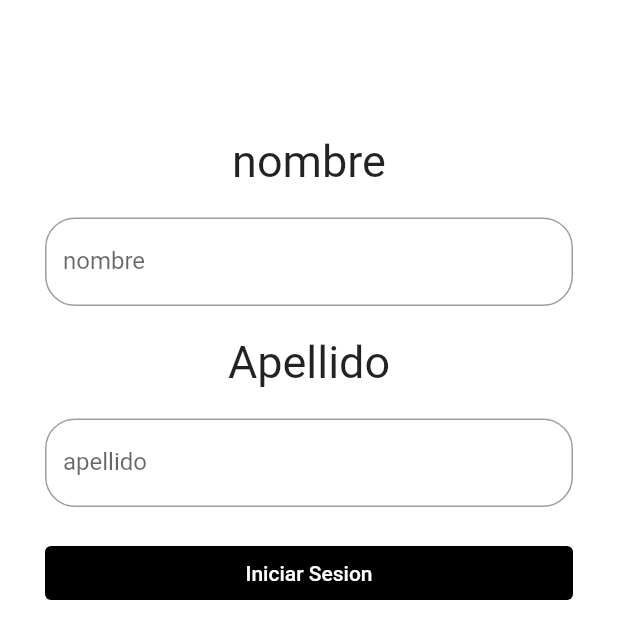
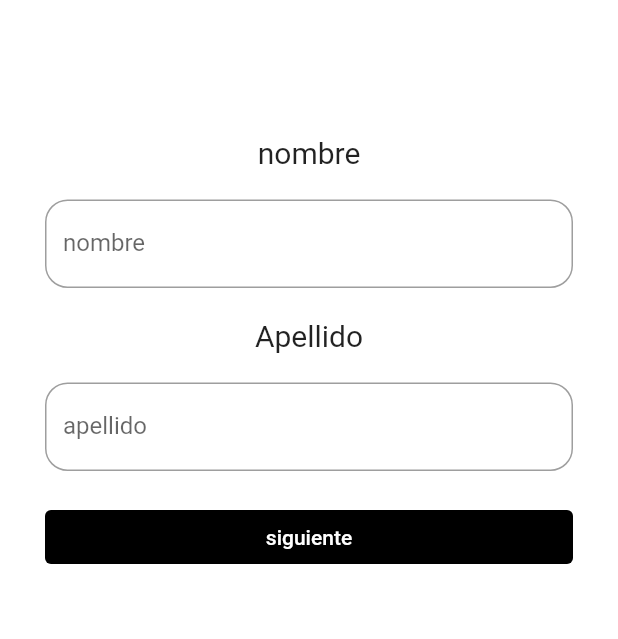
Before and after one commit to JereTorres/App_1, a Flutter app: the screen it shows after launch, after a tap on "Registrar", on a phone screen of 412 x 824 dp. Shown: the top 639 px of the screen. Run offline on Flutter 3.47's test engine with Material 2 defaults, Android fonts, the phone set to English and light mode, and no system bars.

Commit message:
pequeños cambios en el login

```diff
--- a/lib/src/Login.dart
+++ b/lib/src/Login.dart
@@ -10,7 +10,7 @@ class Login extends StatefulWidget {
 }
 
 class _LoginState extends State<Login> {
-  late String _nombre;
+  late String _username;
   late String _password;
   @override
   Widget build(BuildContext context) {
@@ -28,8 +28,8 @@ class _LoginState extends State<Login> {
                 child: Column(
                   children: [
                     Text(
-                      'Login',
-                      style: TextStyle(fontSize: 55.0),
+                      'Iniciar sesion',
+                      style: TextStyle(fontSize: 40.0),
                     ),
                     Divider(
                       color: Colors.transparent,
@@ -45,7 +45,7 @@ class _LoginState extends State<Login> {
                             borderRadius: BorderRadius.circular(20.0),
                           )),
                       onSubmitted: (valor) {
-                        _nombre = valor;
+                        _username = valor;
                       },
                     ),
                     Divider(
--- a/lib/src/Register.dart
+++ b/lib/src/Register.dart
@@ -25,7 +25,7 @@ class _LoginState extends State<Register> {
                 children: [
                   Text(
                     'nombre',
-                    style: TextStyle(fontSize: 30.0),
+                    style: TextStyle(fontSize: 20.0),
                   ),
                   Divider(
                     color: Colors.transparent,
@@ -38,7 +38,7 @@ class _LoginState extends State<Register> {
                         hintText: 'nombre',
                         labelText: 'nombre',
                         border: OutlineInputBorder(
-                          borderRadius: BorderRadius.circular(20.0),
+                          borderRadius: BorderRadius.circular(15.0),
                         )),
                     onSubmitted: (valor) {
                       _nombree = valor;
@@ -50,7 +50,7 @@ class _LoginState extends State<Register> {
                   ),
                   Text(
                     'Apellido',
-                    style: TextStyle(fontSize: 30.0),
+                    style: TextStyle(fontSize: 20.0),
                   ),
                   Divider(
                     color: Colors.transparent,
@@ -63,7 +63,7 @@ class _LoginState extends State<Register> {
                         hintText: 'apellido',
                         labelText: 'apellido',
                         border: OutlineInputBorder(
-                          borderRadius: BorderRadius.circular(20.0),
+                          borderRadius: BorderRadius.circular(15.0),
                         )),
                     onSubmitted: (valor) {
                       _apellido = valor;
@@ -81,7 +81,7 @@ class _LoginState extends State<Register> {
                         backgroundColor: Colors.black,
                       ),
                       onPressed: () {},
-                      child: Text('Iniciar Sesion'),
+                      child: Text('siguiente'),
                     ),
                   ),
                 ],
```
